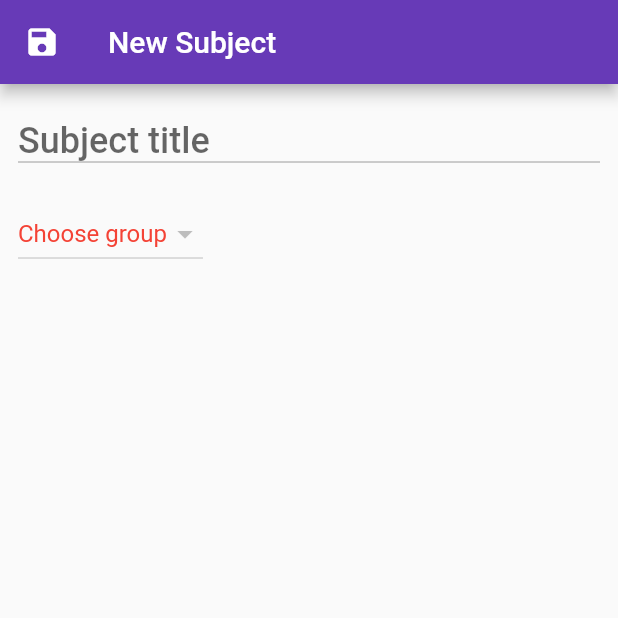
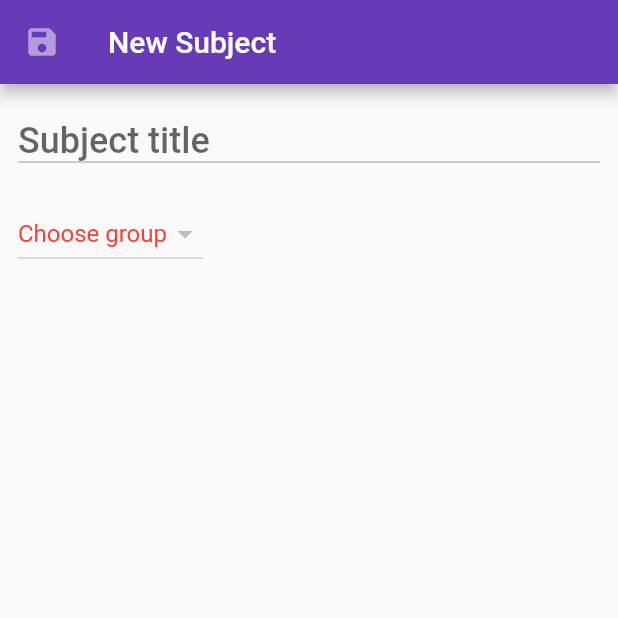
Before and after one commit to denitdao/course4_kpi-task-manager, a Flutter app: the _SubjectCreateForm screen opened directly, after a tap on the "save" icon, on a phone screen of 412 x 824 dp, the top half of it. Run offline on Flutter 3.47's test engine with Material 2 defaults, Android fonts, the phone set to English and light mode, and no system bars; our stand-ins replace bloc, either_dart, flutter_bloc, formz, freezed_annotation, get_it and 4 more; accounts and stored records are empty; generated files the repository leaves out were written again.

Commit message:
Improved save button validation

```diff
--- a/lib/pages/teacher/subject_create_page/subject_create_page.dart
+++ b/lib/pages/teacher/subject_create_page/subject_create_page.dart
@@ -75,7 +75,7 @@ class _SaveSubjectButton extends StatelessWidget {
       builder: (context, state) {
         return IconButton(
           onPressed: () => _saveSubject(context),
-          icon: state.status.isValidated && !state.status.isSubmissionInProgress
+          icon: state.status.isValid && !state.status.isSubmissionInProgress
               ? const Icon(Icons.save)
               : const Opacity(opacity: 0.5, child: Icon(Icons.save)),
           tooltip: 'Save new subject and navigate back',
--- a/lib/pages/teacher/subject_edit_page/subject_edit_page.dart
+++ b/lib/pages/teacher/subject_edit_page/subject_edit_page.dart
@@ -96,7 +96,7 @@ class _SaveSubjectButton extends StatelessWidget {
           onPressed: () => state.dataStatus == ExternalDataStatus.success
               ? _saveSubject(context)
               : null,
-          icon: state.status.isValidated &&
+          icon: state.status.isValid &&
                   !state.status.isSubmissionInProgress &&
                   state.dataStatus == ExternalDataStatus.success
               ? const Icon(Icons.save)
```
